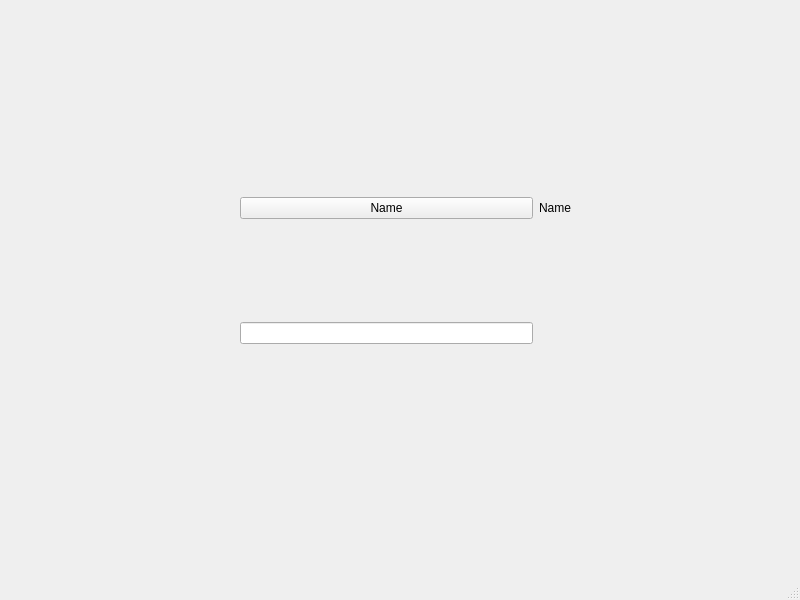
CoreySpohn/NPCGenerator, file package/mainwindow.ui: the form before one commit.
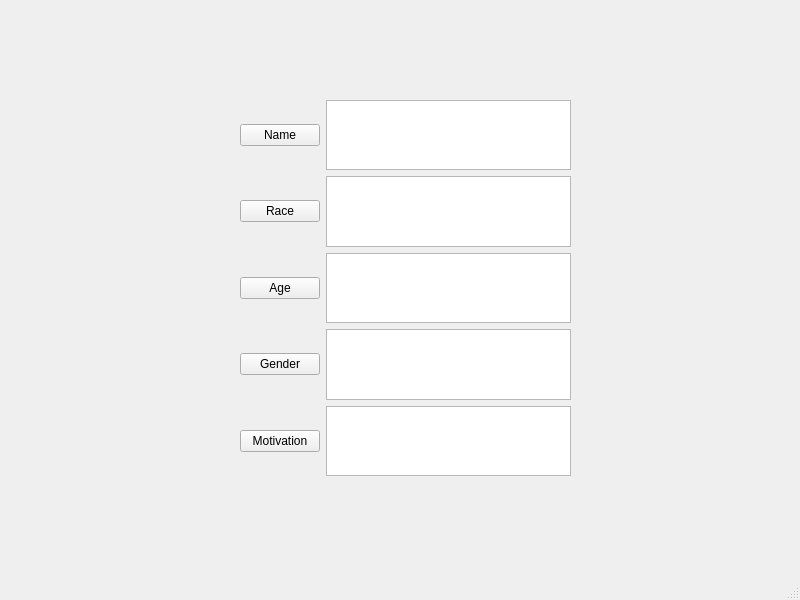
The form after the commit.

Commit message: Better working class system and basic generator structure

Patch:
```diff
--- a/package/mainwindow.ui
+++ b/package/mainwindow.ui
@@ -20,10 +20,23 @@
       <x>240</x>
       <y>100</y>
       <width>331</width>
-      <height>341</height>
+      <height>376</height>
      </rect>
     </property>
     <layout class="QGridLayout" name="gridLayout">
+     <item row="2" column="1">
+      <widget class="QTextEdit" name="age_text"/>
+     </item>
+     <item row="3" column="0">
+      <widget class="QPushButton" name="gender_button">
+       <property name="text">
+        <string>Gender</string>
+       </property>
+      </widget>
+     </item>
+     <item row="0" column="1">
+      <widget class="QTextEdit" name="name_text"/>
+     </item>
      <item row="0" column="0">
       <widget class="QPushButton" name="name_button">
        <property name="text">
@@ -31,15 +44,35 @@
        </property>
       </widget>
      </item>
-     <item row="0" column="1">
-      <widget class="QLabel" name="name_label">
+     <item row="4" column="1">
+      <widget class="QTextEdit" name="motivation_text"/>
+     </item>
+     <item row="3" column="1">
+      <widget class="QTextEdit" name="gender_text"/>
+     </item>
+     <item row="2" column="0">
+      <widget class="QPushButton" name="age_button">
        <property name="text">
-        <string>Name</string>
+        <string>Age</string>
+       </property>
+      </widget>
+     </item>
+     <item row="4" column="0">
+      <widget class="QPushButton" name="motivation_button">
+       <property name="text">
+        <string>Motivation</string>
        </property>
       </widget>
      </item>
      <item row="1" column="0">
-      <widget class="QLineEdit" name="lineEdit"/>
+      <widget class="QPushButton" name="race_button">
+       <property name="text">
+        <string>Race</string>
+       </property>
+      </widget>
+     </item>
+     <item row="1" column="1">
+      <widget class="QTextEdit" name="race_text"/>
      </item>
     </layout>
    </widget>
```
Left out of the diff: 19 changed lines with no effect on the pictures. The commit also changes 12 other files.
